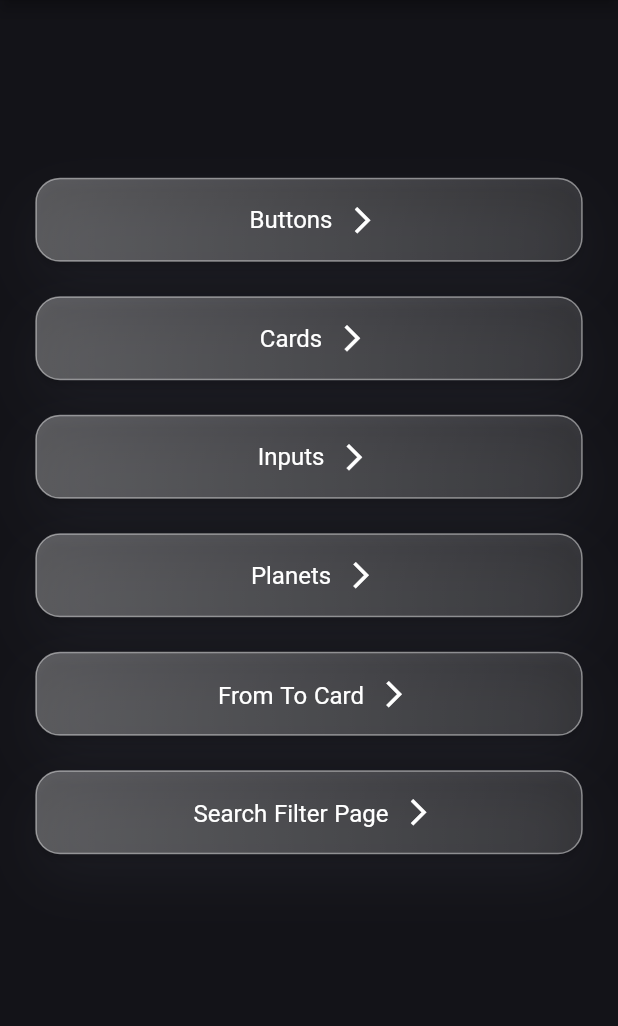
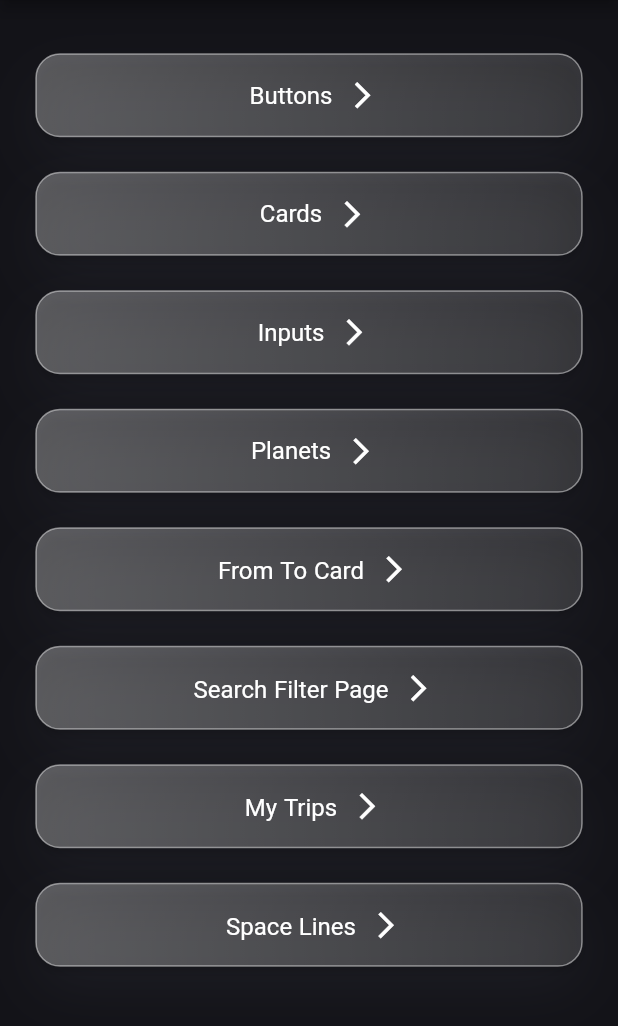
Before and after one commit to TechTriathlon-CosmiX/flutter_app, a Flutter app: the screen it shows after launch, swiped to page 3, on a phone screen of 412 x 824 dp, the part 84-1110 px from its top. Run offline on Flutter 3.47's test engine with Material 2 defaults, Android fonts, the phone set to English and light mode, and no system bars; our stand-ins replace flutter_svg, get, glassmorphism, google_fonts; missing offline and left inert: iconify_flutter.

Commit message:
added app components

```diff
--- a/lib/screens/components_screen.dart
+++ b/lib/screens/components_screen.dart
@@ -1,8 +1,10 @@
 import 'package:CosmiX/screens/buttons_screen.dart';
 import 'package:CosmiX/screens/from_to_card_screen.dart';
 import 'package:CosmiX/screens/inputs_screen.dart';
+import 'package:CosmiX/screens/my_trips_screen.dart';
 import 'package:CosmiX/screens/passenger_input_screen.dart';
 import 'package:CosmiX/screens/selectable_planet_screent.dart';
+import 'package:CosmiX/screens/space_lines.dart';
 import 'package:CosmiX/theme/colors.dart';
 import 'package:flutter/material.dart';
 import 'package:get/get.dart';
@@ -22,6 +24,7 @@ class ComponentsScreen extends StatelessWidget {
       // Replace the 8 lines Navigator.push by a simple Get.to(). You don't need context
       body: Padding(
         padding: const EdgeInsets.symmetric(horizontal: 24.0, vertical: 36.0),
+        child: SingleChildScrollView(
           child: Center(
               child: Column(
             mainAxisAlignment: MainAxisAlignment.center,
@@ -61,8 +64,21 @@ class ComponentsScreen extends StatelessWidget {
                   type: ButtonType.primary,
                   buttonText: "Search Filter Page",
                   onPressed: () => Get.to(() => PassengerInputScreen())),
+              const SizedBox(height: 24),
+              Button(
+                  rightIcon: const Icon(Icons.arrow_forward_ios),
+                  type: ButtonType.primary,
+                  buttonText: "My Trips",
+                  onPressed: () => Get.to(() => MyTrips())),
+              const SizedBox(height: 24),
+              Button(
+                  rightIcon: const Icon(Icons.arrow_forward_ios),
+                  type: ButtonType.primary,
+                  buttonText: "Space Lines",
+                  onPressed: () => Get.to(() => SpaceLines())),
             ],
           )),
+        ),
       ),
     );
   }
--- a/lib/screens/home_screen.dart
+++ b/lib/screens/home_screen.dart
@@ -1,13 +1,3 @@
-<<<<<<< HEAD
-import 'package:CosmiX/screens/buttons_screen.dart';
-import 'package:CosmiX/screens/from_to_card_screen.dart';
-import 'package:CosmiX/screens/my_trips_screen.dart';
-import 'package:CosmiX/screens/passenger_input_screen.dart';
-import 'package:CosmiX/screens/selectable_planet_screent.dart';
-import 'package:CosmiX/screens/inputs_screen.dart';
-import 'package:CosmiX/screens/space_lines.dart';
-=======
->>>>>>> df77a3837047610528838aa0bbdf7dcfad1a9f98
 import 'package:CosmiX/theme/colors.dart';
 import 'package:flutter/material.dart';
 
```
Lines whose indentation alone changed are shown as unchanged.
